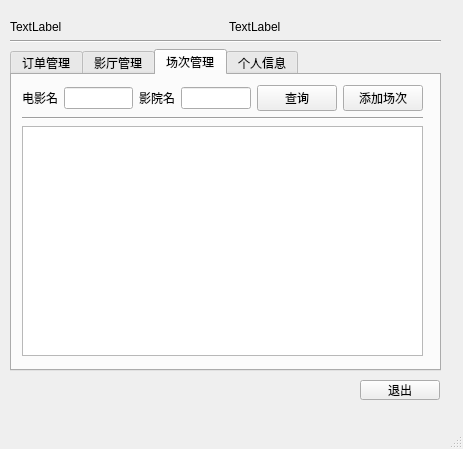
The window that adminmainwindow.ui (SillyPasty/Movie_Management) describes before a commit, drawn with Qt 5.
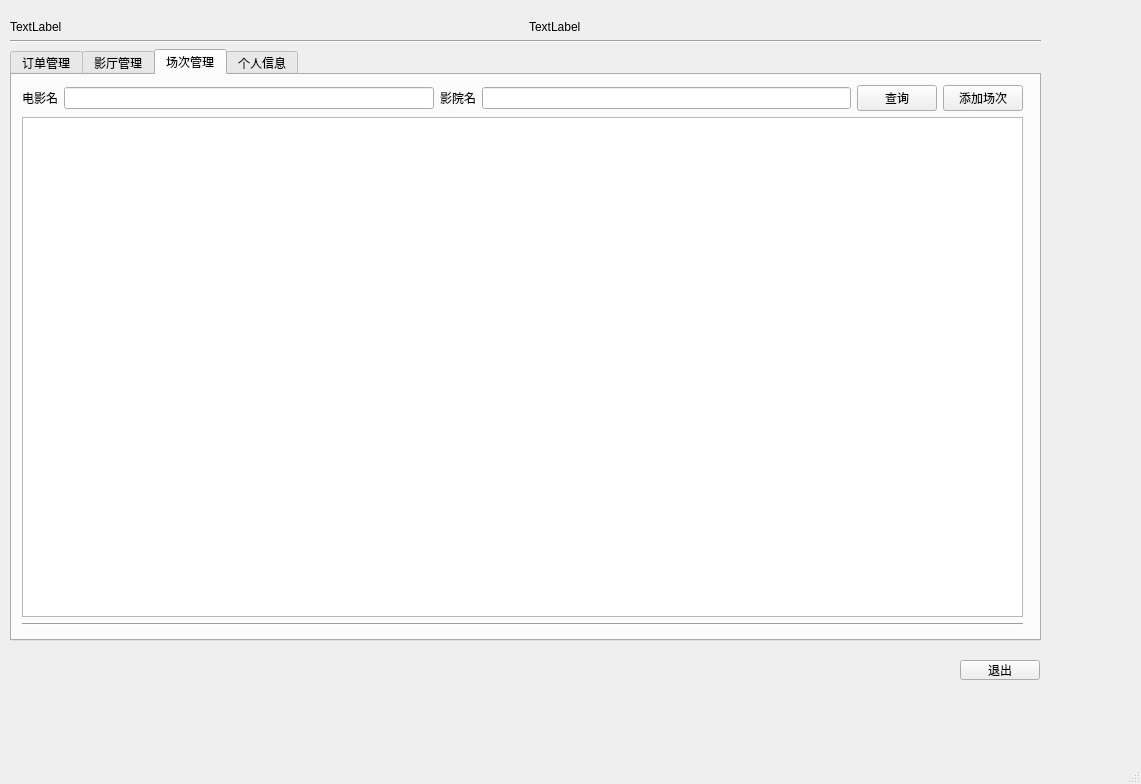
The same window after the commit. The open tabs and pages were chosen to show the change.

```diff
--- a/adminmainwindow.ui
+++ b/adminmainwindow.ui
@@ -6,8 +6,8 @@
    <rect>
     <x>0</x>
     <y>0</y>
-    <width>463</width>
-    <height>449</height>
+    <width>1141</width>
+    <height>784</height>
    </rect>
   </property>
   <property name="windowTitle">
@@ -17,8 +17,8 @@
    <widget class="QPushButton" name="pushButton_exit">
     <property name="geometry">
      <rect>
-      <x>360</x>
-      <y>380</y>
+      <x>960</x>
+      <y>660</y>
       <width>80</width>
       <height>20</height>
      </rect>
@@ -32,8 +32,8 @@
      <rect>
       <x>10</x>
       <y>20</y>
-      <width>431</width>
-      <height>351</height>
+      <width>1031</width>
+      <height>621</height>
      </rect>
     </property>
     <layout class="QGridLayout" name="gridLayout">
@@ -247,8 +247,8 @@
           <rect>
            <x>10</x>
            <y>10</y>
-           <width>401</width>
-           <height>271</height>
+           <width>1001</width>
+           <height>541</height>
           </rect>
          </property>
          <layout class="QVBoxLayout" name="verticalLayout_6">
@@ -290,6 +290,9 @@
             </item>
            </layout>
           </item>
+          <item>
+           <widget class="QTableView" name="tableView_movie"/>
+          </item>
           <item>
            <widget class="Line" name="line_4">
             <property name="orientation">
@@ -297,9 +300,6 @@
             </property>
            </widget>
           </item>
-          <item>
-           <widget class="QTableWidget" name="tableWidget_order"/>
-          </item>
          </layout>
         </widget>
        </widget>
```
Left out of the diff: 18 changed lines with no effect on the pictures.
